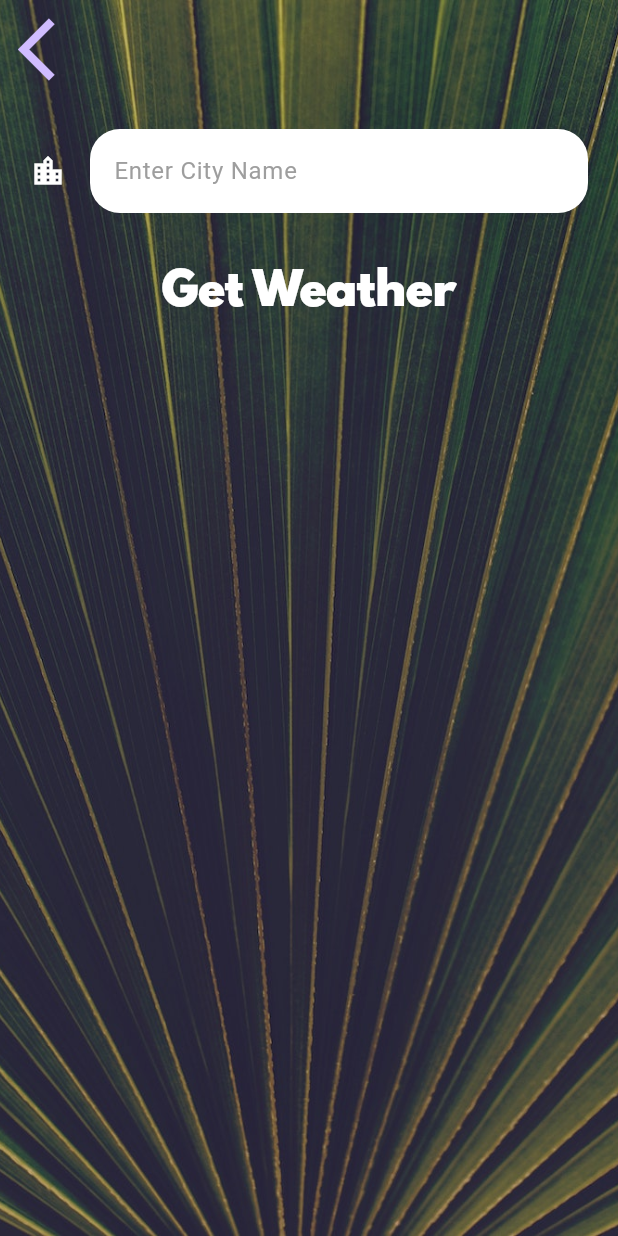
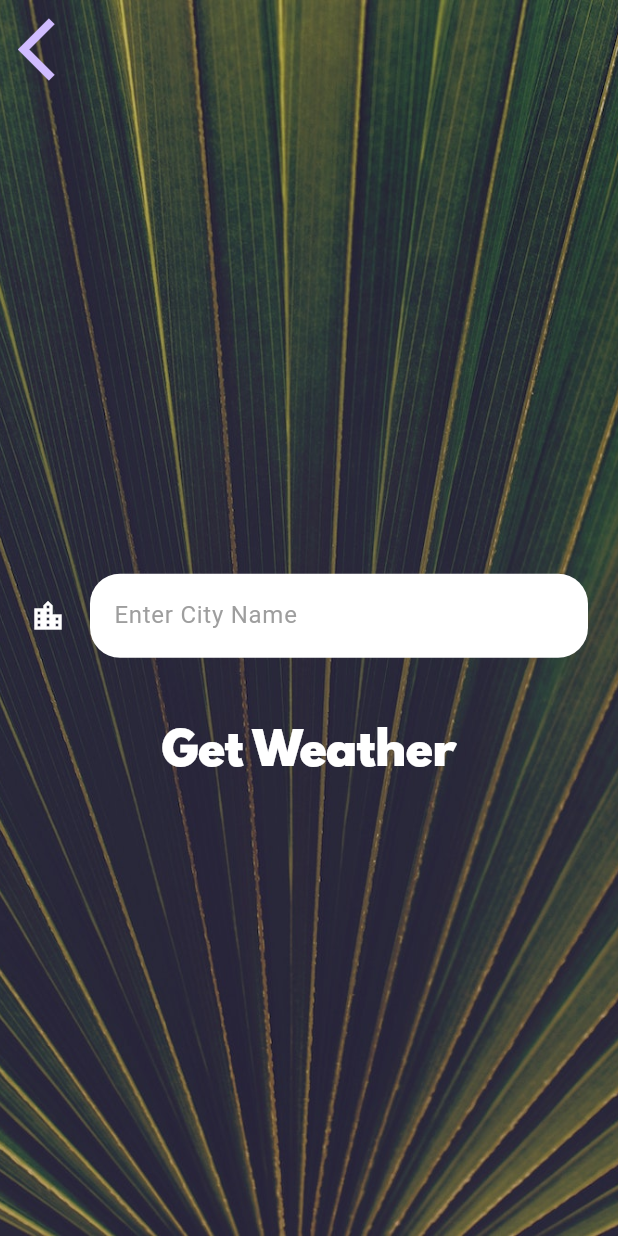
Before and after one commit to msjkee/ClimaApp, a Flutter app: the LocationScreen screen opened directly, after a tap on the "location city" icon, on a phone screen of 412 x 824 dp. Run offline on Flutter 3.47's test engine with Material 3 defaults, Android fonts, the phone set to English and light mode, and no system bars; our stand-ins replace flutter_dotenv, flutter_spinkit, geolocator; network calls fail; statements that could not run were skipped.

Commit message:
ClimaApp is done

```diff
--- a/lib/screens/city_screen.dart
+++ b/lib/screens/city_screen.dart
@@ -9,6 +9,8 @@ class CityScreen extends StatefulWidget {
 }
 
 class _CityScreenState extends State<CityScreen> {
+  String? cityName;
+
   @override
   Widget build(BuildContext context) {
     return Scaffold(
@@ -35,26 +37,36 @@ class _CityScreenState extends State<CityScreen> {
                       )
                   )
                 ),
+                Expanded(
+                  child: Center(
+                    child: Column(
+                      mainAxisSize: MainAxisSize.min,
+                      children: <Widget> [
                         Container(
                           padding: EdgeInsets.all(20.0),
+                          margin: EdgeInsets.only(bottom: 10.0),
                           child: TextField(
                             style: TextStyle(
                               color: Colors.black
                             ),
                             decoration: kTextFieldInputDecoration,
                             onChanged: (value) {
-                      print(value);
+                              cityName = value;
                             },
                           )
                         ),
                         TextButton(
                             onPressed: () {
-
+                              Navigator.pop(context, cityName);
                             },
                             child: Text(
                               'Get Weather',
                               style: kButtonTextStyle,
                             )
+                        ),
+                      ],
+                    ),
+                  ),
                 )
               ],
             )
--- a/lib/screens/location_screen.dart
+++ b/lib/screens/location_screen.dart
@@ -71,8 +71,12 @@ class _LocationScreenState extends State<LocationScreen> {
                     )
                   ),
                   TextButton(
-                    onPressed: () {
-                      Navigator.push(context, MaterialPageRoute(builder: (context) => CityScreen()));
+                    onPressed: () async {
+                      var typedName = await Navigator.push(context, MaterialPageRoute(builder: (context) => CityScreen()));
+                      if (typedName != null) {
+                        var weatherData = await weather.getCityWeather(typedName!);
+                        updateUI(weatherData);
+                      }
                     },
                     child: Icon(
                       Icons.location_city,
```
Also changed, not shown: lib/services/weather.dart (+15 -0 lines). Lines whose indentation alone changed are shown as unchanged.
